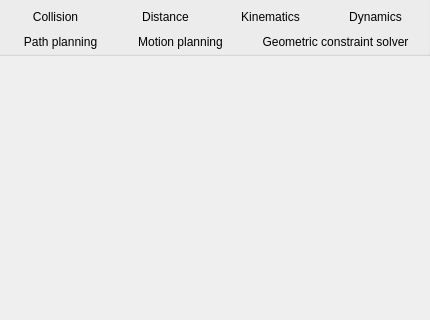
The window that ui/qdlgcalcdialogcontainer.ui (CoppeliaRobotics/coppeliaSimLib) describes before a commit, drawn with Qt 5; both pictures show x 0 to 430 and y 0 to 320 of the 430 by 460 pixel window.
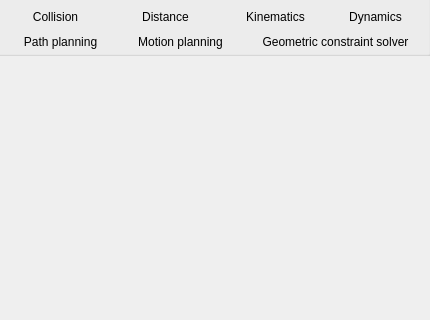
The same window after the commit.

Patch:
```diff
--- a/ui/qdlgcalcdialogcontainer.ui
+++ b/ui/qdlgcalcdialogcontainer.ui
@@ -2360,7 +2360,7 @@
     <rect>
      <x>230</x>
      <y>5</y>
-     <width>81</width>
+     <width>91</width>
      <height>23</height>
     </rect>
    </property>
```
